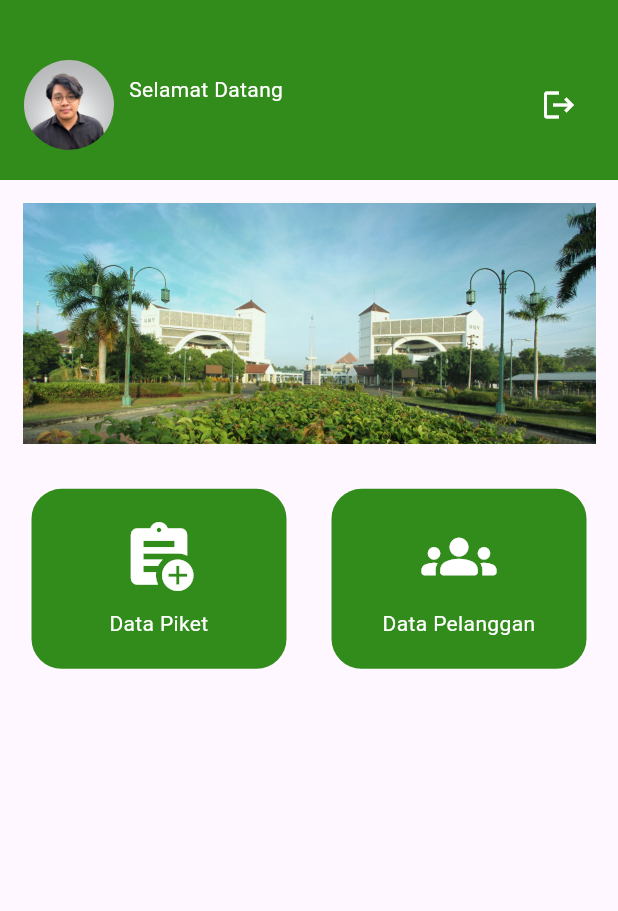
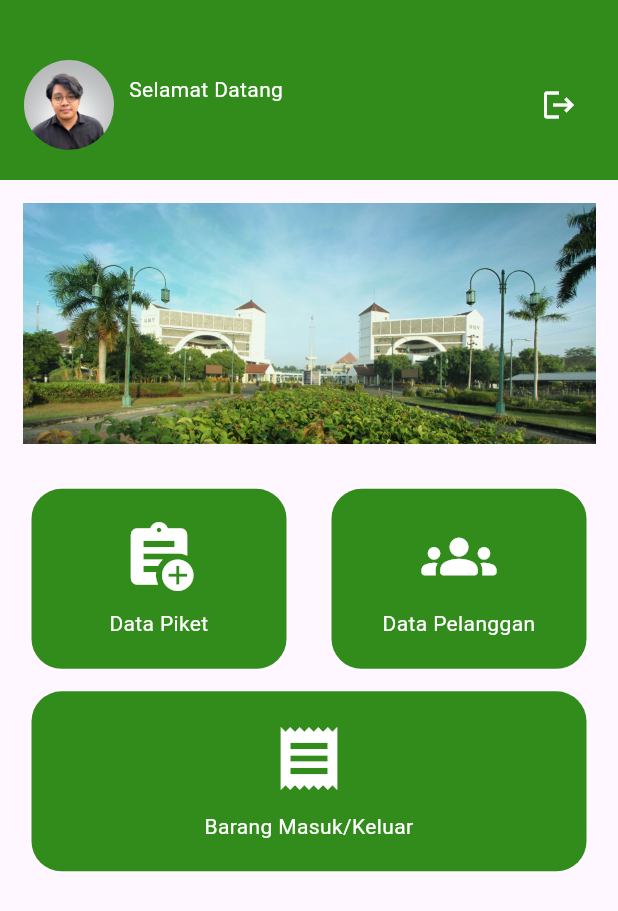
Before and after one commit to yafidaffaa/20220140083_UCP1Flutter, a Flutter app: the HomePage screen opened directly with empty values, on a phone screen of 412 x 824 dp. Shown: the top 911 px of the screen. Run offline on Flutter 3.47's test engine with Material 3 defaults, Android fonts, the light colour scheme and no system bars.

Commit message:
menambahkan container barang masuk/keluar

```diff
--- a/lib/pages/home_page.dart
+++ b/lib/pages/home_page.dart
@@ -153,6 +153,33 @@ class HomePage extends StatelessWidget {
                 ),
               ],
             ),
+            GestureDetector(
+              onTap: () {
+                Navigator.push(
+                  context,
+                  MaterialPageRoute(builder: (context) => LoginPage()),
+                );
+              },
+              child: Container(
+                width: 370,
+                padding: const EdgeInsets.all(20),
+                decoration: BoxDecoration(
+                  color: Color.fromARGB(255, 50, 140, 27),
+                  borderRadius: BorderRadius.circular(20),
+                ),
+                child: Column(
+                  children: [
+                    Icon(Icons.receipt, color: Colors.white, size: 50),
+                    const SizedBox(height: 10),
+                    const Text(
+                      'Barang Masuk/Keluar',
+                      textAlign: TextAlign.center,
+                      style: TextStyle(color: Colors.white),
+                    ),
+                  ],
+                ),
+              ),
+            ),
           ],
         ),
       ),
```
